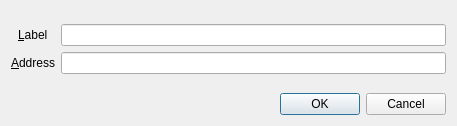
Above: src/qt/forms/editaddressdialog.ui from odrowonz/atbcoin-insight before the change. Below: the same form after it.
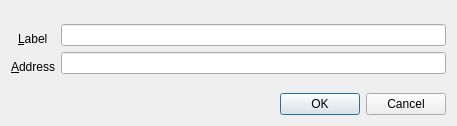
That is the form after the change. Custom widgets are drawn as their Qt base class.

The edit to the form file:
```diff
--- a/src/qt/forms/editaddressdialog.ui
+++ b/src/qt/forms/editaddressdialog.ui
@@ -30,6 +30,9 @@
        <property name="text">
         <string>&amp;Label</string>
        </property>
+       <property name="alignment">
+        <set>Qt::AlignBottom|Qt::AlignLeading|Qt::AlignLeft</set>
+       </property>
        <property name="buddy">
         <cstring>labelEdit</cstring>
        </property>
@@ -47,6 +50,9 @@
        <property name="text">
         <string>&amp;Address</string>
        </property>
+       <property name="alignment">
+        <set>Qt::AlignBottom|Qt::AlignLeading|Qt::AlignLeft</set>
+       </property>
        <property name="buddy">
         <cstring>addressEdit</cstring>
        </property>
```
